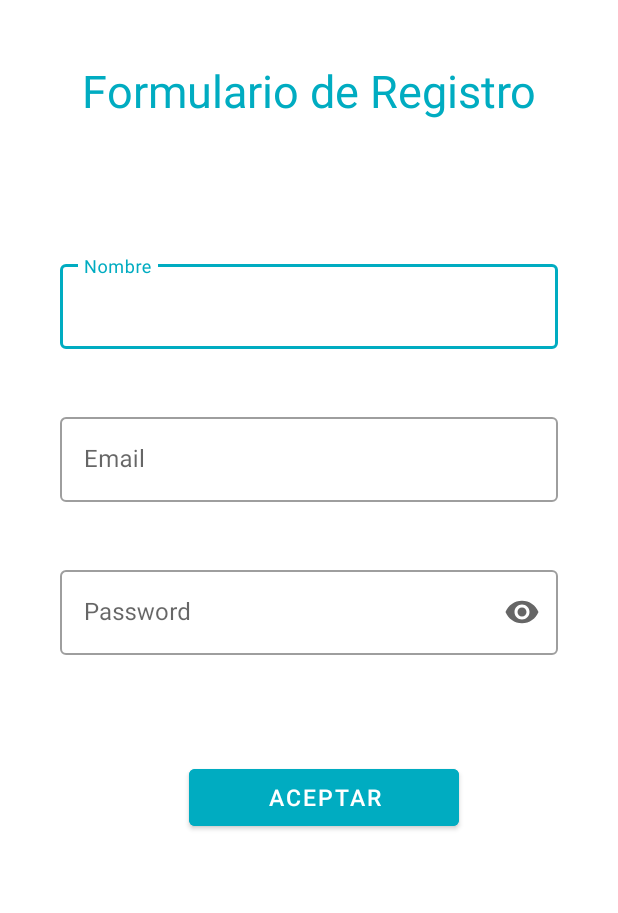
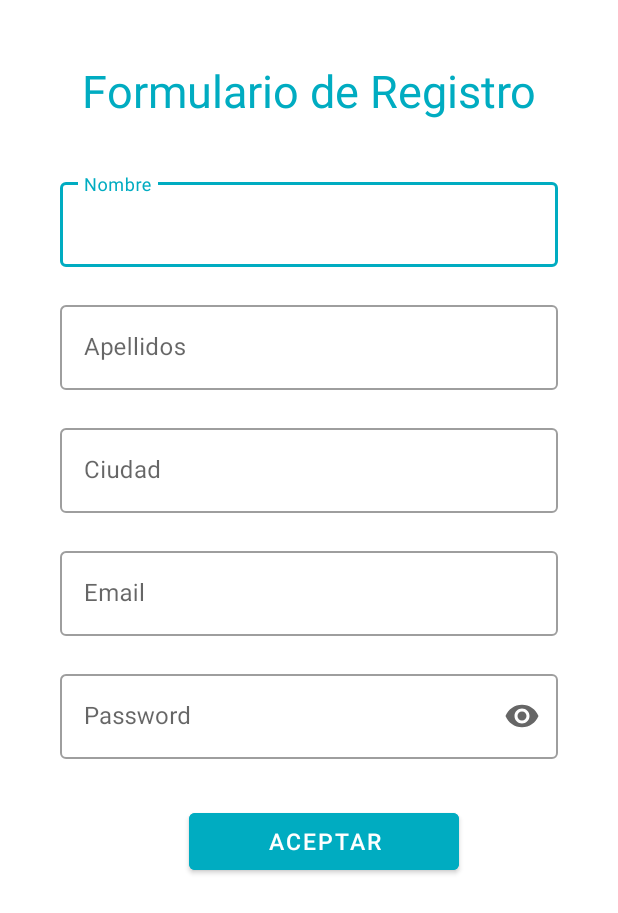
Before and after one commit to Isacoro/Vinted, an Android app: the RegistroUsuarioView screen opened directly, with no data from a screen before it, after a tap on "ACEPTAR", on a phone screen of 412 x 824 dp. Shown: the top 913 px of the screen. Run offline under Robolectric (Android 15) with nearby library versions, the light colour scheme and no system bars.

Commit message:
arreglados fallos de añadir usuarios y productos

```diff
--- a/app/build.gradle
+++ b/app/build.gradle
@@ -23,12 +23,12 @@ android {
         debug{
 
 //            buildConfigField STRING, "URL_BASE", '"http://10.0.2.2:8082/"'
-            buildConfigField STRING, "URL_BASE", '"http://192.168.1.19:8082/"'
+            buildConfigField STRING, "URL_BASE", '"http://192.168.1.19:8081/"'
         }
 
         release {
 //            buildConfigField STRING, "API_URL", '"http://tuUrl.com"'
-            buildConfigField STRING, "URL_BASE", '"http://192.168.1.19:8082/"'
+            buildConfigField STRING, "URL_BASE", '"http://192.168.1.19:8081/"'
             minifyEnabled false
             proguardFiles getDefaultProguardFile('proguard-android-optimize.txt'), 'proguard-rules.pro'
         }
--- /dev/null
+++ b/app/src/main/java/com/isabel/examen_vinted/beans/UsuarioDTO.java
@@ -0,0 +1,50 @@
+package com.isabel.examen_vinted.beans;
+
+public class UsuarioDTO {
+
+    private String nombre;
+    private String apellidos;
+    private String ciudad;
+    private String email;
+    private String password;
+
+    public String getNombre() {
+        return nombre;
+    }
+
+    public void setNombre(String nombre) {
+        this.nombre = nombre;
+    }
+
+    public String getApellidos() {
+        return apellidos;
+    }
+
+    public void setApellidos(String apellidos) {
+        this.apellidos = apellidos;
+    }
+
+    public String getCiudad() {
+        return ciudad;
+    }
+
+    public void setCiudad(String ciudad) {
+        this.ciudad = ciudad;
+    }
+
+    public String getEmail() {
+        return email;
+    }
+
+    public void setEmail(String email) {
+        this.email = email;
+    }
+
+    public String getPassword() {
+        return password;
+    }
+
+    public void setPassword(String password) {
+        this.password = password;
+    }
+}
--- a/app/src/main/java/com/isabel/examen_vinted/retrofit/ApiClient.java
+++ b/app/src/main/java/com/isabel/examen_vinted/retrofit/ApiClient.java
@@ -4,7 +4,9 @@ import android.content.Context;
 
 import com.isabel.examen_vinted.BuildConfig;
 import com.isabel.examen_vinted.beans.Producto;
+import com.isabel.examen_vinted.beans.ProductoDTO;
 import com.isabel.examen_vinted.beans.Usuario;
+import com.isabel.examen_vinted.beans.UsuarioDTO;
 
 import java.util.List;
 
@@ -44,11 +46,11 @@ public class ApiClient {
         return service.getProductosCategoria(categoria);
     }
 
-//    //Añadir producto
-//    public Call<Producto> saveProducto(Producto producto){
-//        ProductoApiInterface service = retrofit.create(ProductoApiInterface.class);
-//        return  service.saveProducto(producto);
-//    }
+    //Añadir producto
+    public Call<Producto> addProducto(ProductoDTO productoDTO){
+        ProductoApiInterface service = retrofit.create(ProductoApiInterface.class);
+        return  service.addProducto(productoDTO);
+    }
 
     //Todos los usuarios
     public Call<List<Usuario>> getUsuarios(){
@@ -56,11 +58,11 @@ public class ApiClient {
         return service.getUsuarios();
     }
 
-//    //Registro usuario
-//    public Call<Usuario> saveUsuarios(Usuario usuario){
-//        UsuarioApiInterface service = retrofit.create(UsuarioApiInterface.class);
-//        return service.saveUsuario(usuario);
-//    }
+    //Registro usuario
+    public Call<Usuario> addUsuario(UsuarioDTO usuarioDTO){
+        UsuarioApiInterface service = retrofit.create(UsuarioApiInterface.class);
+        return service.addUsuario(usuarioDTO);
+    }
 
     //Login usuario
     public Call<Usuario> getUsuarioLogin(String email, String password){
--- a/app/src/main/java/com/isabel/examen_vinted/retrofit/ProductoApiInterface.java
+++ b/app/src/main/java/com/isabel/examen_vinted/retrofit/ProductoApiInterface.java
@@ -1,6 +1,7 @@
 package com.isabel.examen_vinted.retrofit;
 
 import com.isabel.examen_vinted.beans.Producto;
+import com.isabel.examen_vinted.beans.ProductoDTO;
 
 import java.util.List;
 
@@ -26,5 +27,5 @@ public interface ProductoApiInterface {
 
     //Añadir producto
     @POST("productos")
-    Call<Producto> saveProducto(@Body Producto producto);
+    Call<Producto> addProducto(@Body ProductoDTO productoDTO);
 }
--- a/app/src/main/java/com/isabel/examen_vinted/retrofit/UsuarioApi.java
+++ /dev/null
@@ -1,30 +0,0 @@
-package com.isabel.examen_vinted.retrofit;
-
-import com.isabel.examen_vinted.BuildConfig;
-import com.isabel.examen_vinted.beans.Usuario;
-
-
-import retrofit2.Call;
-import retrofit2.Retrofit;
-import retrofit2.converter.gson.GsonConverterFactory;
-
-public class UsuarioApi {
-
-    private Retrofit retrofit;
-    private Usuario usuario;
-
-    public UsuarioApi(Usuario usuario){
-        this.usuario = usuario;
-
-        retrofit = new Retrofit.Builder()
-                .baseUrl(BuildConfig.URL_BASE)
-                .addConverterFactory(GsonConverterFactory.create())
-                .build();
-    }
-
-
-    public Call<Usuario> saveUsuario(Usuario usuario){
-        UsuarioApiInterface service = retrofit.create(UsuarioApiInterface.class);
-        return  service.saveUsuario(usuario);
-    }
-}
--- a/app/src/main/java/com/isabel/examen_vinted/retrofit/UsuarioApiInterface.java
+++ b/app/src/main/java/com/isabel/examen_vinted/retrofit/UsuarioApiInterface.java
@@ -1,6 +1,7 @@
 package com.isabel.examen_vinted.retrofit;
 
 import com.isabel.examen_vinted.beans.Usuario;
+import com.isabel.examen_vinted.beans.UsuarioDTO;
 
 import java.util.List;
 
@@ -17,9 +18,9 @@ public interface UsuarioApiInterface {
     @GET("usuarios")
     Call<List<Usuario>> getUsuarios();
 
-    //Registrar usuario   http://192.168.1.19:8082/usuarios?nombre=Angela&apellidos=Martinez Sanchez&ciudad=Zaragoza&email=angela@gmail.com&password=123
+    //Registrar usuario
     @POST("usuarios")
-    Call<Usuario> saveUsuario(@Body Usuario usuario);
+    Call<Usuario> addUsuario(@Body UsuarioDTO usuarioDTO);
 
     //Login usuario
     @GET("usuarios/email-password")
--- a/app/src/main/java/com/isabel/examen_vinted/usuarios/registro/RegistroUsuarioContract.java
+++ b/app/src/main/java/com/isabel/examen_vinted/usuarios/registro/RegistroUsuarioContract.java
@@ -3,23 +3,24 @@ package com.isabel.examen_vinted.usuarios.registro;
 import android.content.Context;
 
 import com.isabel.examen_vinted.beans.Usuario;
+import com.isabel.examen_vinted.beans.UsuarioDTO;
 
 public interface RegistroUsuarioContract {
 
     interface View{
-        void successRegistro(Usuario usuario);
+        void successRegistro(Usuario nuevoUsuario);
         void error(String message);
     }
 
     interface Presenter{
-        void getRegistroUsuario(Usuario usuario);
+        void addUsuario(Context context, UsuarioDTO usuarioDTO);
     }
 
     interface Model{
-        void getRegistroUsuarioWS(OnLoginRegistroUsuarioListener onLoginRegistroUsuarioListener, Usuario usuario);
+        void addUsuarioWS(Context context, OnRegistroUsuarioListener onRegistroUsuarioListener, UsuarioDTO usuarioDTO);
 
-        interface OnLoginRegistroUsuarioListener{
-            void onFinished(Usuario usuario);
+        interface OnRegistroUsuarioListener{
+            void onFinished(Usuario nuevoUsuario);
             void onFailure(String error);
         }
     }
--- a/app/src/main/java/com/isabel/examen_vinted/usuarios/registro/RegistroUsuarioModel.java
+++ b/app/src/main/java/com/isabel/examen_vinted/usuarios/registro/RegistroUsuarioModel.java
@@ -3,34 +3,34 @@ package com.isabel.examen_vinted.usuarios.registro;
 import android.content.Context;
 
 import com.isabel.examen_vinted.beans.Usuario;
+import com.isabel.examen_vinted.beans.UsuarioDTO;
 import com.isabel.examen_vinted.retrofit.ApiClient;
-import com.isabel.examen_vinted.retrofit.UsuarioApi;
 
 import retrofit2.Call;
 import retrofit2.Callback;
 import retrofit2.Response;
 
 public class RegistroUsuarioModel implements RegistroUsuarioContract.Model{
+
     @Override
-    public void getRegistroUsuarioWS(OnLoginRegistroUsuarioListener onLoginRegistroUsuarioListener, Usuario usuario) {
+    public void addUsuarioWS(Context context, OnRegistroUsuarioListener onRegistroUsuarioListener, UsuarioDTO usuarioDTO) {
 
-        UsuarioApi usuarioApi = new UsuarioApi(usuario);
+        ApiClient apiClient = new ApiClient(context);
 
-        final Call<Usuario> request = usuarioApi.saveUsuario(usuario);
+        final Call<Usuario> request = apiClient.addUsuario(usuarioDTO);
 
         request.enqueue(new Callback<Usuario>() {
 
             @Override
             public void onResponse(Call<Usuario> call, Response<Usuario> response) {
-                if(response != null){
-                    onLoginRegistroUsuarioListener.onFinished(usuario);
-                }
+                    onRegistroUsuarioListener.onFinished(response.body());
+
             }
 
             @Override
             public void onFailure(Call<Usuario> call, Throwable t) {
                 t.printStackTrace();
-                onLoginRegistroUsuarioListener.onFailure("No se ha podido realizar el registro");
+                onRegistroUsuarioListener.onFailure("No se ha podido realizar el registro");
             }
         });
     }
--- a/app/src/main/java/com/isabel/examen_vinted/usuarios/registro/RegistroUsuarioPresenter.java
+++ b/app/src/main/java/com/isabel/examen_vinted/usuarios/registro/RegistroUsuarioPresenter.java
@@ -3,31 +3,35 @@ package com.isabel.examen_vinted.usuarios.registro;
 import android.content.Context;
 
 import com.isabel.examen_vinted.beans.Usuario;
+import com.isabel.examen_vinted.beans.UsuarioDTO;
 
 public class RegistroUsuarioPresenter implements RegistroUsuarioContract.Presenter {
 
     private RegistroUsuarioModel registroUsuarioModel;
     private RegistroUsuarioContract.View vista;
+    private UsuarioDTO usuarioDTO;
 
     public RegistroUsuarioPresenter(RegistroUsuarioContract.View vista){
         this.vista = vista;
-        this.registroUsuarioModel = new RegistroUsuarioModel();
+        registroUsuarioModel = new RegistroUsuarioModel();
+        usuarioDTO = new UsuarioDTO();
     }
 
 
     @Override
-    public void getRegistroUsuario(Usuario usuario) {
-        registroUsuarioModel.getRegistroUsuarioWS(new RegistroUsuarioContract.Model.OnLoginRegistroUsuarioListener(){
+    public void addUsuario(Context context, UsuarioDTO usuarioDTO) {
+        this.usuarioDTO = usuarioDTO;
+        registroUsuarioModel.addUsuarioWS(context, new RegistroUsuarioContract.Model.OnRegistroUsuarioListener(){
 
             @Override
-            public void onFinished(Usuario usuario) {
-                vista.successRegistro(usuario);
+            public void onFinished(Usuario nuevoUsuario) {
+                vista.successRegistro(nuevoUsuario);
             }
 
             @Override
             public void onFailure(String error) {
                 vista.error(error);
             }
-        },usuario);
+        },usuarioDTO);
     }
 }
--- a/app/src/main/java/com/isabel/examen_vinted/usuarios/registro/RegistroUsuarioView.java
+++ b/app/src/main/java/com/isabel/examen_vinted/usuarios/registro/RegistroUsuarioView.java
@@ -12,13 +12,14 @@ import android.widget.Toast;
 import com.isabel.examen_vinted.MainActivity;
 import com.isabel.examen_vinted.R;
 import com.isabel.examen_vinted.beans.Usuario;
+import com.isabel.examen_vinted.beans.UsuarioDTO;
 import com.isabel.examen_vinted.productos.listaProductos.ListaProductosFragment;
 import com.isabel.examen_vinted.usuarios.login.UsuarioView;
 
 public class RegistroUsuarioView extends AppCompatActivity implements RegistroUsuarioContract.View {
 
     private RegistroUsuarioPresenter registroUsuarioPresenter;
-    private EditText edtNombre, edtEmail, edtPassword;
+    private EditText edtNombre, edtApellidos, edtCiudad, edtEmail, edtPassword;
     private Button registrar;
 
     @Override
@@ -34,14 +35,16 @@ public class RegistroUsuarioView extends AppCompatActivity implements RegistroUs
             @Override
             public void onClick(View v) {
 
-                Usuario usuario = new Usuario();
+                UsuarioDTO usuarioDTO = new UsuarioDTO();
 
-                usuario.setNombre(edtNombre.getText().toString());
-                usuario.setEmail(edtEmail.getText().toString());
-                usuario.setPassword(edtPassword.getText().toString());
+                usuarioDTO.setNombre(edtNombre.getText().toString());
+                usuarioDTO.setApellidos(edtApellidos.getText().toString());
+                usuarioDTO.setCiudad(edtCiudad.getText().toString());
+                usuarioDTO.setEmail(edtEmail.getText().toString());
+                usuarioDTO.setPassword(edtPassword.getText().toString());
 
 
-                registroUsuarioPresenter.getRegistroUsuario(usuario);
+                registroUsuarioPresenter.addUsuario(v.getContext(), usuarioDTO);
             }
         });
     }
@@ -49,6 +52,8 @@ public class RegistroUsuarioView extends AppCompatActivity implements RegistroUs
 
     private void initComponents(){
         edtNombre= findViewById(R.id.edtNombre);
+        edtApellidos = findViewById(R.id.edtApellidos);
+        edtCiudad = findViewById(R.id.edtCiudad);
         edtEmail = findViewById(R.id.edtEmail);
         edtPassword = findViewById(R.id.edtPassword);
         registrar = findViewById(R.id.btAceptar);
--- a/app/src/main/res/layout/activity_anadir_producto_view.xml
+++ b/app/src/main/res/layout/activity_anadir_producto_view.xml
@@ -80,10 +80,6 @@
             android:id="@+id/etCategoria" />
 
 
-
-        </LinearLayout>
-
-
 <LinearLayout
     android:layout_width="wrap_content"
     android:layout_height="wrap_content"/>
@@ -101,3 +97,4 @@
             android:layout_gravity="center"/>
 
 </LinearLayout>
+</LinearLayout>
--- a/app/src/main/res/layout/activity_registro_usuario_view.xml
+++ b/app/src/main/res/layout/activity_registro_usuario_view.xml
@@ -18,14 +18,14 @@
         android:textColor="@color/colorPrimary"
         android:textSize="30dp"
         android:layout_marginTop="20dp"
-        android:layout_marginBottom="50dp"/>
+        android:layout_marginBottom="10dp"/>
 
     <LinearLayout
         android:layout_width="match_parent"
         android:layout_height="wrap_content"
         android:orientation="vertical"
         android:layout_gravity="center"
-        android:layout_marginTop="@dimen/padding_general">
+        android:layout_marginTop="5dp">
 
 
         <com.google.android.material.textfield.TextInputLayout
@@ -33,7 +33,8 @@
             android:layout_width="match_parent"
             android:layout_height="wrap_content"
             android:hint="@string/activity_registro_nombre"
-            android:layout_margin="20dp"
+            android:layout_marginTop="@dimen/padding_general"
+            android:layout_marginHorizontal="@dimen/padding_general"
             android:textSize="20dp"
             android:textColor="@color/colorSecondaryText"
             style="@style/Widget.MaterialComponents.TextInputLayout.OutlinedBox"
@@ -49,11 +50,54 @@
 
 
         <com.google.android.material.textfield.TextInputLayout
+            android:id="@+id/activity_registro_textinput_layout_apellidos"
+            android:layout_width="match_parent"
+            android:layout_height="wrap_content"
+            android:hint="@string/activity_registro_apellidos"
+            android:layout_marginTop="@dimen/padding_general"
+            android:layout_marginHorizontal="@dimen/padding_general"
+            android:textSize="20dp"
+            android:textColor="@color/colorSecondaryText"
+            style="@style/Widget.MaterialComponents.TextInputLayout.OutlinedBox"
+            >
+
+            <com.google.android.material.textfield.TextInputEditText
+                android:id="@+id/edtApellidos"
+                android:layout_width="match_parent"
+                android:layout_height="wrap_content"
+                android:layout_weight="1"/>
+        </com.google.android.material.textfield.TextInputLayout>
+
+
+
+        <com.google.android.material.textfield.TextInputLayout
+            android:id="@+id/activity_registro_textinput_layout_ciudad"
+            android:layout_width="match_parent"
+            android:layout_height="wrap_content"
+            android:hint="@string/activity_registro_ciudad"
+            android:layout_marginTop="@dimen/padding_general"
+            android:layout_marginHorizontal="@dimen/padding_general"
+            android:textSize="20dp"
+            android:textColor="@color/colorSecondaryText"
+            style="@style/Widget.MaterialComponents.TextInputLayout.OutlinedBox"
+            >
+
+            <com.google.android.material.textfield.TextInputEditText
+                android:id="@+id/edtCiudad"
+                android:layout_width="match_parent"
+                android:layout_height="wrap_content"
+                android:layout_weight="1"/>
+        </com.google.android.material.textfield.TextInputLayout>
+
+
+
+        <com.google.android.material.textfield.TextInputLayout
             android:id="@+id/activity_login_textinput_layout_email"
             android:layout_width="match_parent"
             android:layout_height="wrap_content"
             android:hint="@string/activity_registro_email"
-            android:layout_margin="20dp"
+            android:layout_marginTop="@dimen/padding_general"
+            android:layout_marginHorizontal="@dimen/padding_general"
             android:textSize="20dp"
             android:textColor="@color/colorSecondaryText"
             style="@style/Widget.MaterialComponents.TextInputLayout.OutlinedBox"
@@ -74,7 +118,8 @@
             android:layout_width="match_parent"
             android:layout_height="wrap_content"
             android:hint="@string/activity_registro_password"
-            android:layout_margin="20dp"
+            android:layout_marginTop="@dimen/padding_general"
+            android:layout_marginHorizontal="@dimen/padding_general"
             android:textSize="20dp"
             android:textColor="@color/colorSecondaryText"
             style="@style/Widget.MaterialComponents.TextInputLayout.OutlinedBox"
@@ -97,7 +142,7 @@
         android:layout_height="50dp"
         android:backgroundTint="@color/colorPrimary"
         android:layout_marginLeft="10dp"
-        android:layout_marginTop="50dp"
+        android:layout_marginTop="30dp"
         android:text="@string/activity_registro_aceptar"
         android:textColor="@color/colorWhite"
         android:textColorHighlight="@color/colorPrimaryLight"
--- a/app/src/main/res/values/strings.xml
+++ b/app/src/main/res/values/strings.xml
@@ -19,4 +19,6 @@
     <string name="usuario_top_nombre">Nombre</string>
     <string name="usuario_top_ciudad">Ciudad</string>
     <string name="activity_nuevo_producto">Nuevo Producto</string>
+    <string name="activity_registro_apellidos">Apellidos</string>
+    <string name="activity_registro_ciudad">Ciudad</string>
 </resources>
```
Also changed, not shown: app/src/main/java/com/isabel/examen_vinted/beans/ProductoDTO.java (added, +41 -0 lines), app/src/main/java/com/isabel/examen_vinted/productos/anadirProducto/AnadirProductoContract.java (+5 -4 lines), app/src/main/java/com/isabel/examen_vinted/productos/anadirProducto/AnadirProductoModel.java (+5 -5 lines), app/src/main/java/com/isabel/examen_vinted/productos/anadirProducto/AnadirProductoPresenter.java (+10 -6 lines), app/src/main/java/com/isabel/examen_vinted/productos/anadirProducto/AnadirProductoView.java (+7 -6 lines), app/src/main/java/com/isabel/examen_vinted/retrofit/ProductoApi.java (deleted, +0 -29 lines).
